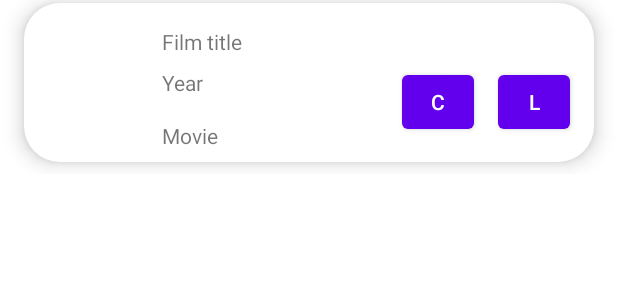
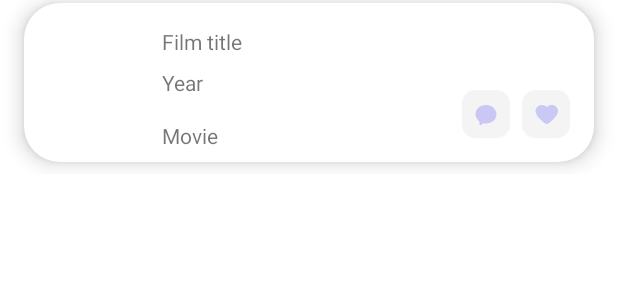
Before and after one commit to dimryb/MeringueIMDb, an Android app: the layout card_film.xml on its own in the app's theme, with its tools: preview values and no code run, on a phone screen of 412 x 824 dp. Shown: the top 300 px of the screen. Run offline under Robolectric (Android 15) with nearby library versions, the phone set to English and light mode, and no system bars.

Commit message:
Сделать требуемый вид кнопок карточки фильма

```diff
--- a/app/src/main/java/space/rybakov/meringueimdb/data/entity/FilmEntity.kt
+++ b/app/src/main/java/space/rybakov/meringueimdb/data/entity/FilmEntity.kt
@@ -16,6 +16,7 @@ data class FilmEntity(
         poster = Poster,
         type = Type,
         url = BASE_URL + imdbID,
+        liked = false,
     )
 
     companion object {
--- a/app/src/main/java/space/rybakov/meringueimdb/domain/Film.kt
+++ b/app/src/main/java/space/rybakov/meringueimdb/domain/Film.kt
@@ -12,4 +12,5 @@ data class Film(
     val type: String,
 
     val url: String,
+    val liked: Boolean,
 ): Parcelable
--- a/app/src/main/java/space/rybakov/meringueimdb/presentation/viewholder/FilmViewHolder.kt
+++ b/app/src/main/java/space/rybakov/meringueimdb/presentation/viewholder/FilmViewHolder.kt
@@ -21,15 +21,20 @@ class FilmViewHolder(
             textViewYear.text = film.year
             textViewType.text = film.type
             imageViewPoster.load(film.poster)
+            buttonLike.isSelected = film.liked
         }
     }
 
     private fun setupClickListeners(film: Film) {
         binding.apply {
             buttonComment.setOnClickListener { onInteractionListener.onComment(film) }
-            buttonLike.setOnClickListener { onInteractionListener.onLike(film) }
             layoutFilm.setOnClickListener { onInteractionListener.onDetails(film) }
             imageViewPoster.setOnClickListener { onInteractionListener.onDetails(film) }
+
+            buttonLike.setOnClickListener {
+                it.isSelected = !it.isSelected
+                onInteractionListener.onLike(film.copy(liked = it.isSelected))
+            }
         }
     }
 
--- /dev/null
+++ b/app/src/main/res/drawable/ic_arrow_1.xml
@@ -0,0 +1,9 @@
+<vector xmlns:android="http://schemas.android.com/apk/res/android"
+    android:width="30dp"
+    android:height="16dp"
+    android:viewportWidth="30"
+    android:viewportHeight="16">
+  <path
+      android:pathData="M0.293,7.293C-0.098,7.683 -0.098,8.317 0.293,8.707L6.657,15.071C7.047,15.462 7.681,15.462 8.071,15.071C8.462,14.681 8.462,14.047 8.071,13.657L2.414,8L8.071,2.343C8.462,1.953 8.462,1.319 8.071,0.929C7.681,0.538 7.047,0.538 6.657,0.929L0.293,7.293ZM30,7L1,7V9L30,9V7Z"
+      android:fillColor="#343074"/>
+</vector>
--- /dev/null
+++ b/app/src/main/res/drawable/ic_comment.xml
@@ -0,0 +1,12 @@
+<vector xmlns:android="http://schemas.android.com/apk/res/android"
+    android:width="32dp"
+    android:height="32dp"
+    android:viewportWidth="32"
+    android:viewportHeight="32">
+  <path
+      android:pathData="M9,0L23,0A9,9 0,0 1,32 9L32,23A9,9 0,0 1,23 32L9,32A9,9 0,0 1,0 23L0,9A9,9 0,0 1,9 0z"
+      android:fillColor="#F4F4F4"/>
+  <path
+      android:pathData="M16,10C12.121,10 9,12.751 9,16.136C9,18.076 10.021,19.803 11.596,20.932L11.705,23.226C11.725,23.653 12.02,23.793 12.362,23.538L14.25,22.131C14.804,22.272 15.387,22.307 16,22.307C19.879,22.307 23,19.557 23,16.171C23,12.786 19.879,10 16,10Z"
+      android:fillColor="#CAC7F4"/>
+</vector>
--- /dev/null
+++ b/app/src/main/res/drawable/ic_like.xml
@@ -0,0 +1,12 @@
+<vector xmlns:android="http://schemas.android.com/apk/res/android"
+    android:width="32dp"
+    android:height="32dp"
+    android:viewportWidth="32"
+    android:viewportHeight="32">
+  <path
+      android:pathData="M9,0L23,0A9,9 0,0 1,32 9L32,23A9,9 0,0 1,23 32L9,32A9,9 0,0 1,0 23L0,9A9,9 0,0 1,9 0z"
+      android:fillColor="#F4F4F4"/>
+  <path
+      android:pathData="M22.546,10.989C21.773,10.325 20.781,9.973 19.763,10.002C18.525,10.011 17.452,10.437 16.616,11.333C16.585,11.37 16.545,11.399 16.5,11.417C16.455,11.399 16.415,11.37 16.384,11.333C15.547,10.437 14.475,10.011 13.237,10.002C12.219,9.973 11.227,10.325 10.454,10.989C9.234,12.035 8.763,13.335 9.112,14.872C9.378,15.952 9.879,16.961 10.581,17.824C11.56,19.051 12.681,20.157 13.922,21.118C14.638,21.687 15.4,22.2 16.17,22.701C16.258,22.763 16.358,22.804 16.464,22.823C16.488,22.826 16.512,22.826 16.536,22.823C16.642,22.804 16.742,22.763 16.83,22.701C17.6,22.2 18.362,21.687 19.078,21.118C20.319,20.157 21.44,19.051 22.419,17.824C23.121,16.961 23.622,15.952 23.888,14.872C24.237,13.335 23.766,12.035 22.546,10.989Z"
+      android:fillColor="#CAC8F4"/>
+</vector>
--- /dev/null
+++ b/app/src/main/res/drawable/ic_like_checkbox.xml
@@ -0,0 +1,8 @@
+<?xml version="1.0" encoding="utf-8"?>
+<selector xmlns:android="http://schemas.android.com/apk/res/android">
+    <item android:state_pressed="true"
+        android:drawable="@drawable/ic_liked"/>
+    <item android:state_selected="true"
+        android:drawable="@drawable/ic_liked"/>
+    <item android:drawable="@drawable/ic_like"/>
+</selector>
--- /dev/null
+++ b/app/src/main/res/drawable/ic_liked.xml
@@ -0,0 +1,12 @@
+<vector xmlns:android="http://schemas.android.com/apk/res/android"
+    android:width="32dp"
+    android:height="32dp"
+    android:viewportWidth="32"
+    android:viewportHeight="32">
+  <path
+      android:pathData="M9,0L23,0A9,9 0,0 1,32 9L32,23A9,9 0,0 1,23 32L9,32A9,9 0,0 1,0 23L0,9A9,9 0,0 1,9 0z"
+      android:fillColor="#F4F4F4"/>
+  <path
+      android:pathData="M22.546,10.989C21.773,10.325 20.781,9.973 19.763,10.002C18.525,10.011 17.452,10.437 16.616,11.333C16.585,11.37 16.545,11.399 16.5,11.417C16.455,11.399 16.415,11.37 16.384,11.333C15.547,10.437 14.475,10.011 13.237,10.002C12.219,9.973 11.227,10.325 10.454,10.989C9.234,12.035 8.763,13.335 9.112,14.872C9.378,15.952 9.879,16.961 10.581,17.824C11.56,19.051 12.681,20.157 13.922,21.118C14.638,21.687 15.4,22.2 16.17,22.701C16.258,22.763 16.358,22.804 16.464,22.823C16.488,22.826 16.512,22.826 16.536,22.823C16.642,22.804 16.742,22.763 16.83,22.701C17.6,22.2 18.362,21.687 19.078,21.118C20.319,20.157 21.44,19.051 22.419,17.824C23.121,16.961 23.622,15.952 23.888,14.872C24.237,13.335 23.766,12.035 22.546,10.989Z"
+      android:fillColor="#A8047A"/>
+</vector>
--- /dev/null
+++ b/app/src/main/res/drawable/ic_search.xml
@@ -0,0 +1,12 @@
+<vector xmlns:android="http://schemas.android.com/apk/res/android"
+    android:width="19dp"
+    android:height="19dp"
+    android:viewportWidth="19"
+    android:viewportHeight="19">
+  <path
+      android:pathData="M7.496,0C3.368,0 0,3.368 0,7.496C0,11.624 3.368,14.991 7.496,14.991C11.624,14.991 14.991,11.624 14.991,7.496C14.991,3.368 11.624,0 7.496,0ZM7.496,1.999C10.543,1.999 12.992,4.448 12.992,7.496C12.992,10.543 10.543,12.992 7.496,12.992C4.448,12.992 1.999,10.543 1.999,7.496C1.999,4.448 4.448,1.999 7.496,1.999Z"
+      android:fillColor="#343074"/>
+  <path
+      android:pathData="M12.494,11.472C12.295,11.472 12.101,11.532 11.936,11.643C11.771,11.754 11.643,11.911 11.569,12.095C11.494,12.28 11.476,12.482 11.516,12.676C11.557,12.871 11.655,13.049 11.797,13.188L17.293,18.688C17.386,18.78 17.497,18.854 17.618,18.904C17.74,18.954 17.87,18.98 18.001,18.98C18.132,18.979 18.262,18.954 18.384,18.903C18.505,18.853 18.615,18.779 18.708,18.686C18.801,18.593 18.874,18.482 18.924,18.361C18.974,18.24 19,18.109 19,17.978C19,17.847 18.974,17.717 18.923,17.595C18.873,17.474 18.799,17.364 18.706,17.271L13.21,11.775C13.117,11.679 13.005,11.603 12.882,11.551C12.76,11.499 12.627,11.472 12.494,11.472Z"
+      android:fillColor="#343074"/>
+</vector>
--- a/app/src/main/res/layout/card_film.xml
+++ b/app/src/main/res/layout/card_film.xml
@@ -30,8 +30,8 @@
             android:layout_marginTop="@dimen/card_image_margin_vertical"
             android:layout_marginBottom="@dimen/card_image_margin_vertical"
             android:clickable="true"
-            android:contentDescription="description image"
             android:focusable="true"
+            android:contentDescription="@string/description_image"
             app:layout_constraintBottom_toBottomOf="parent"
             app:layout_constraintStart_toStartOf="parent"
             app:layout_constraintTop_toTopOf="parent" />
@@ -42,7 +42,7 @@
             android:layout_height="wrap_content"
             android:layout_marginStart="@dimen/card_marginStart"
             android:layout_marginTop="@dimen/card_title_marginTop"
-            android:text="Film title"
+            tools:text="Film title"
             app:layout_constraintStart_toEndOf="@id/imageView_poster"
             app:layout_constraintTop_toTopOf="parent" />
 
@@ -52,27 +52,32 @@
             android:layout_height="wrap_content"
             android:layout_marginStart="@dimen/card_marginStart"
             android:layout_marginTop="@dimen/card_year_marginTop"
-            android:text="Year"
+            tools:text="Year"
             app:layout_constraintStart_toEndOf="@id/imageView_poster"
             app:layout_constraintTop_toBottomOf="@id/textView_title" />
 
-        <Button
+        <ImageButton
             android:id="@+id/button_comment"
-            android:layout_width="48dp"
-            android:layout_height="48dp"
-            android:layout_marginEnd="16dp"
-            android:layout_marginBottom="16dp"
-            android:text="C"
+            android:layout_width="@dimen/button_size"
+            android:layout_height="@dimen/button_size"
+            android:layout_marginEnd="@dimen/card_button_comment_marginEnd"
+            android:layout_marginBottom="@dimen/card_button_marginBottom"
+            android:background="@color/transparent"
+            android:contentDescription="@string/comment_button"
+            android:src="@drawable/ic_comment"
             app:layout_constraintBottom_toBottomOf="parent"
             app:layout_constraintEnd_toStartOf="@id/button_like" />
 
-        <Button
+        <ImageButton
             android:id="@+id/button_like"
-            android:layout_width="48dp"
-            android:layout_height="48dp"
-            android:layout_marginEnd="16dp"
-            android:layout_marginBottom="16dp"
-            android:text="L"
+            android:layout_width="@dimen/button_size"
+            android:layout_height="@dimen/button_size"
+            android:layout_marginEnd="@dimen/card_button_like_marinEnd"
+            android:layout_marginBottom="@dimen/card_button_marginBottom"
+            android:background="@color/transparent"
+            android:checkable="true"
+            android:contentDescription="@string/like_button"
+            android:src="@drawable/ic_like_checkbox"
             app:layout_constraintBottom_toBottomOf="parent"
             app:layout_constraintEnd_toEndOf="parent" />
 
@@ -82,7 +87,7 @@
             android:layout_height="wrap_content"
             android:layout_marginStart="@dimen/card_marginStart"
             android:layout_marginTop="16dp"
-            android:text="Movie"
+            tools:text="Movie"
             app:layout_constraintStart_toEndOf="@id/imageView_poster"
             app:layout_constraintTop_toBottomOf="@id/textView_year" />
     </androidx.constraintlayout.widget.ConstraintLayout>
--- a/app/src/main/res/values/colors.xml
+++ b/app/src/main/res/values/colors.xml
@@ -7,4 +7,5 @@
     <color name="teal_700">#FF018786</color>
     <color name="black">#FF000000</color>
     <color name="white">#FFFFFFFF</color>
+    <color name="transparent">#00FFFFFF</color>
 </resources>
--- a/app/src/main/res/values/dimens.xml
+++ b/app/src/main/res/values/dimens.xml
@@ -8,4 +8,8 @@
     <dimen name="card_image_marginStart">16dp</dimen>
     <dimen name="card_image_margin_vertical">8dp</dimen>
     <dimen name="card_year_marginTop">8dp</dimen>
+    <dimen name="button_size">32dp</dimen>
+    <dimen name="card_button_like_marinEnd">16dp</dimen>
+    <dimen name="card_button_marginBottom">16dp</dimen>
+    <dimen name="card_button_comment_marginEnd">8dp</dimen>
 </resources>
--- /dev/null
+++ b/app/src/main/res/values/styles.xml
@@ -0,0 +1,5 @@
+<?xml version="1.0" encoding="utf-8"?>
+<resources>
+
+
+</resources>
```
